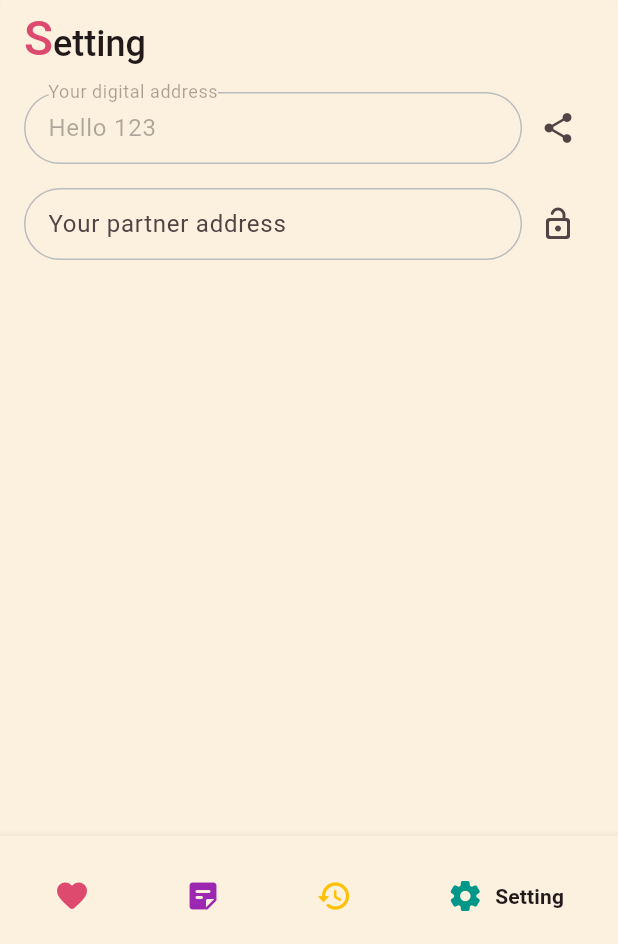
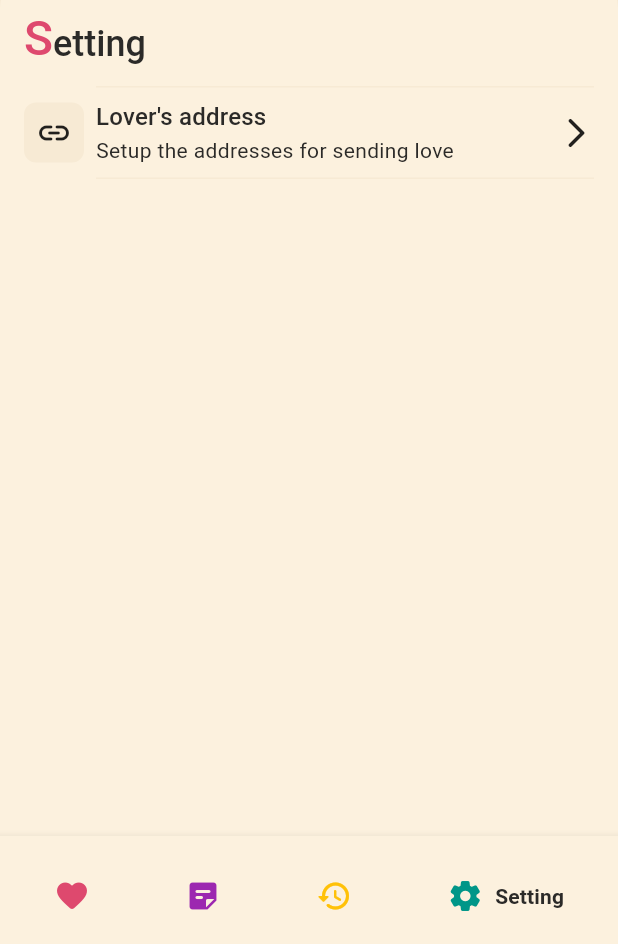
Before and after one commit to mith2000/couple_wallet, a Flutter app: the screen it shows after launch, swiped to page 4, on a phone screen of 412 x 824 dp, the part 292-1236 px from its top. Run offline on Flutter 3.47's test engine with Material 3 defaults, Android fonts, the phone set to English and light mode, and no system bars; drawn by our look-alikes of google_nav_bar; our stand-ins replace connectivity_plus, flutter_form_builder, flutter_native_splash, flutter_slidable, flutter_svg, gap and 5 more; generated files the repository leaves out were written again.

Commit message:
Setting restructure

```diff
--- a/lib/app/components/feature/home/home_nav_bar.dart
+++ b/lib/app/components/feature/home/home_nav_bar.dart
@@ -92,6 +92,7 @@ class HomeNavBar extends StatelessWidget {
       text: text,
       textStyle: context.textTheme.labelLarge!.copyWith(
         fontWeight: FontWeight.w700,
+        color: AppColors.of.mainTextColor,
       ),
     );
   }
--- /dev/null
+++ b/lib/app/components/feature/setting/setting_row.dart
@@ -0,0 +1,95 @@
+import 'package:flutter/material.dart';
+import 'package:gap/gap.dart';
+
+import '../../../theme/app_theme.dart';
+
+const settingIconAreaSize = 56.0;
+const settingIconBackgroundSize = 40.0;
+const backgroundDimColor = Color(0xffF7EAD4);
+const divider = Divider(color: backgroundDimColor, height: 1);
+
+class SettingRow extends StatelessWidget {
+  const SettingRow({
+    super.key,
+    required this.icon,
+    required this.title,
+    required this.body,
+    required this.onTap,
+  });
+
+  final IconData icon;
+  final String title;
+  final String body;
+  final Function onTap;
+
+  @override
+  Widget build(BuildContext context) {
+    return InkWell(
+      onTap: () => onTap.call(),
+      child: Row(
+        children: [
+          Gap(AppThemeExt.of.dimen(2)),
+          SizedBox(
+            width: settingIconAreaSize,
+            child: Center(
+              child: Container(
+                width: settingIconBackgroundSize,
+                height: settingIconBackgroundSize,
+                decoration: BoxDecoration(
+                  color: backgroundDimColor,
+                  borderRadius: AppThemeExt.of.borderRadius(2),
+                ),
+                child: Icon(icon),
+              ),
+            ),
+          ),
+          Expanded(
+            child: Column(
+              mainAxisSize: MainAxisSize.max,
+              children: [
+                divider,
+                Gap(AppThemeExt.of.dimen(2)),
+                Row(
+                  mainAxisSize: MainAxisSize.max,
+                  children: [
+                    Expanded(
+                      child: Column(
+                        mainAxisAlignment: MainAxisAlignment.center,
+                        crossAxisAlignment: CrossAxisAlignment.start,
+                        children: [
+                          Text(
+                            title,
+                            style: Theme.of(context)
+                                .textTheme
+                                .titleMedium!
+                                .copyWith(
+                                  color: AppColors.of.mainTextColor,
+                                ),
+                          ),
+                          Text(
+                            body,
+                            style: Theme.of(context)
+                                .textTheme
+                                .bodyMedium!
+                                .copyWith(
+                                  color: AppColors.of.mainTextColor,
+                                ),
+                          ),
+                        ],
+                      ),
+                    ),
+                    Gap(AppThemeExt.of.dimen(2)),
+                    const Icon(Icons.arrow_forward_ios_rounded),
+                  ],
+                ),
+                Gap(AppThemeExt.of.dimen(2)),
+                divider,
+              ],
+            ),
+          ),
+          Gap(AppThemeExt.of.dimen(4)),
+        ],
+      ),
+    );
+  }
+}
--- a/lib/app/components/main/text/highlight_headline_text.dart
+++ b/lib/app/components/main/text/highlight_headline_text.dart
@@ -24,6 +24,7 @@ class HighlightHeadlineText extends StatelessWidget {
         Text(
           remainingText,
           style: Theme.of(context).textTheme.headlineSmall!.copyWith(
+                color: AppColors.of.mainTextColor,
                 fontWeight: FontWeight.w500,
               ),
         ),
--- a/lib/app/pages/home/screens/love/send_love_screen.dart
+++ b/lib/app/pages/home/screens/love/send_love_screen.dart
@@ -41,7 +41,12 @@ class SendLoveScreen extends GetView<SendLoveController> {
         (int index) {
           return Obx(
             () => ChoiceChip(
-                  label: Text(controller.shortcutContent[index]),
+              label: Text(
+                controller.shortcutContent[index],
+                style: Theme.of(context).textTheme.labelLarge!.copyWith(
+                      color: AppColors.of.mainTextColor,
+                    ),
+              ),
               showCheckmark: false,
               selected: controller.shortcutSelectedIndex.value == index,
               onSelected: (bool sel) =>
--- a/lib/app/pages/home/screens/setting/setting_controller.dart
+++ b/lib/app/pages/home/screens/setting/setting_controller.dart
@@ -9,6 +9,7 @@ import '../../../../../data/src/keys/app_key.dart';
 import '../../../../../data/src/services/app_shared_pref.dart';
 import '../../../../../resources/resources.dart';
 import '../../../../components/feature/setting/fcm_token_input.dart';
+import '../../../../components/feature/setting/setting_row.dart';
 import '../../../../theme/app_theme.dart';
 import '../../../uikit/uikit_controller.dart';
 
--- a/lib/app/pages/home/screens/setting/setting_screen.dart
+++ b/lib/app/pages/home/screens/setting/setting_screen.dart
@@ -5,9 +5,7 @@ class SettingScreen extends GetView<SettingController> {
 
   @override
   Widget build(BuildContext context) {
-    return Padding(
-      padding: EdgeInsets.all(AppThemeExt.of.dimen(4)).copyWith(top: 0),
-      child: ListView(
+    return ListView(
       children: [
         if (kDebugMode)
           Row(
@@ -19,8 +17,31 @@ class SettingScreen extends GetView<SettingController> {
               ),
             ],
           ),
-          HighlightHeadlineText(text: R.strings.setting),
-          Gap(AppThemeExt.of.dimen(4)),
+        Padding(
+          padding: EdgeInsets.only(left: AppThemeExt.of.dimen(4)),
+          child: HighlightHeadlineText(text: R.strings.setting),
+        ),
+        Gap(AppThemeExt.of.dimen(3)),
+        SettingRow(
+          icon: Icons.link_rounded,
+          title: R.strings.loverAddress.tr,
+          body: R.strings.loverAddressSubtitle.tr,
+          onTap: () {
+            _dialogLoveAddress(context);
+          },
+        ),
+      ],
+    );
+  }
+
+  void _dialogLoveAddress(BuildContext context) {
+    showDialog<void>(
+      context: context,
+      builder: (context) => AlertDialog(
+        content: Column(
+          mainAxisSize: MainAxisSize.min,
+          children: [
+            Gap(AppThemeExt.of.dimen(2)),
             Row(
               children: [
                 Expanded(
@@ -64,6 +85,13 @@ class SettingScreen extends GetView<SettingController> {
             ),
           ],
         ),
+        actions: <Widget>[
+          FilledButton(
+            child: const Text('Okay'),
+            onPressed: () => Navigator.of(context).pop(),
+          ),
+        ],
+      ),
     );
   }
 }
--- a/lib/resources/strings/intl_en.arb
+++ b/lib/resources/strings/intl_en.arb
@@ -12,5 +12,7 @@
   "messageHintText": "Message...",
   "yourDigitalAddress": "Your digital address",
   "yourPartnerAddress": "Your partner address",
-  "pleaseInputYourPartnerAddress": "Please input your partner's address"
+  "pleaseInputYourPartnerAddress": "Please input your partner's address",
+  "loverAddress": "Lover's address",
+  "loverAddressSubtitle": "Setup the addresses for sending love"
 }
--- a/lib/resources/strings/intl_vi.arb
+++ b/lib/resources/strings/intl_vi.arb
@@ -12,5 +12,7 @@
   "messageHintText": "Soạn tin...",
   "yourDigitalAddress": "Địa chỉ kỹ thuật số của bạn",
   "yourPartnerAddress": "Địa chỉ người yêu bạn",
-  "pleaseInputYourPartnerAddress": "Vui lòng điền địa chỉ người yêu bạn"
+  "pleaseInputYourPartnerAddress": "Vui lòng điền địa chỉ người yêu bạn",
+  "loverAddress": "Địa chỉ người yêu",
+  "loverAddressSubtitle": "Thiết lập địa chỉ gửi yêu thương"
 }
```
Lines whose indentation alone changed are shown as unchanged.
